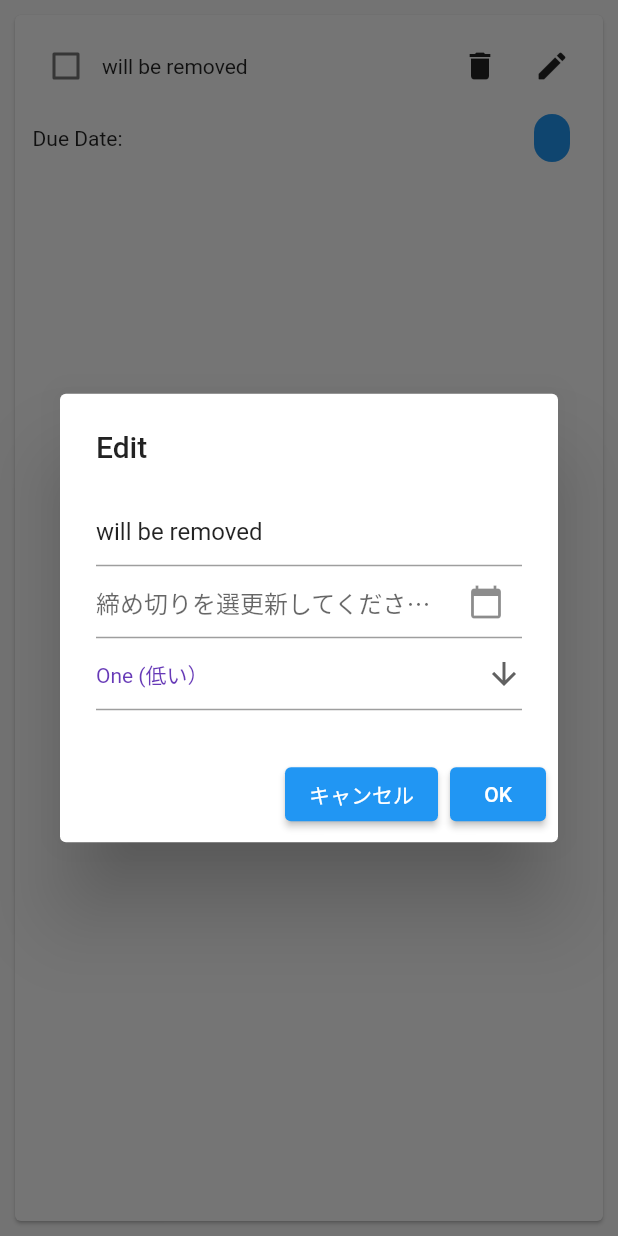
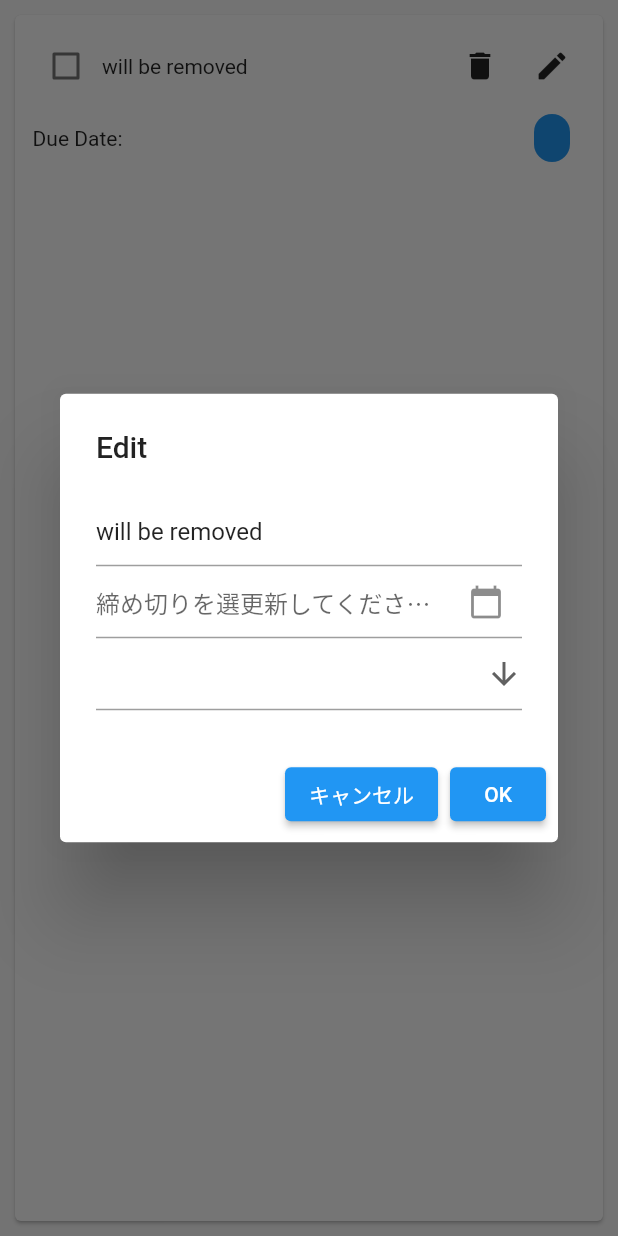
Before and after one commit to GordonShinozaki/todo-flutter, a Flutter app: the TodoCardWidget widget shown alone on an empty page, opened directly with empty values, after a tap on the "delete" icon, after a tap on the "create" icon, on a phone screen of 412 x 824 dp. Run offline on Flutter 3.47's test engine with Material 2 defaults, Android fonts, the phone set to English and light mode, and no system bars; our stand-ins replace flutter_datetime_picker, shared_preferences; accounts and stored records are empty.

Commit message:
fix: duedate calculation error + null handling

```diff
--- a/lib/components/todocard.dart
+++ b/lib/components/todocard.dart
@@ -169,7 +169,7 @@ class _TodoCardWidgetState extends State<TodoCardWidget> {
                               IconData(0xe122, fontFamily: 'MaterialIcons')))),
                 ),
                 DropdownButtonFormField<String>(
-                  value: 'One (低い）',
+                  value: _textFieldControllers[2].text,
                   icon: const Icon(Icons.arrow_downward),
                   elevation: 16,
                   style: const TextStyle(color: Colors.deepPurple),
```
Also changed, not shown: lib/screens/due_date.dart (+6 -4 lines).
